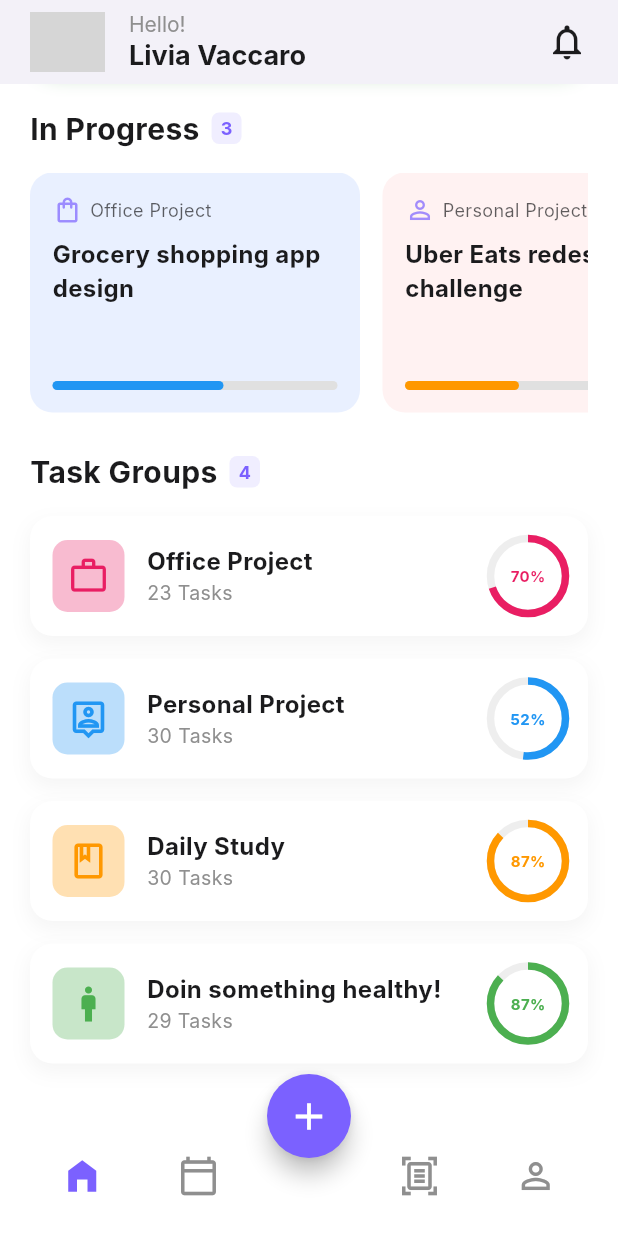
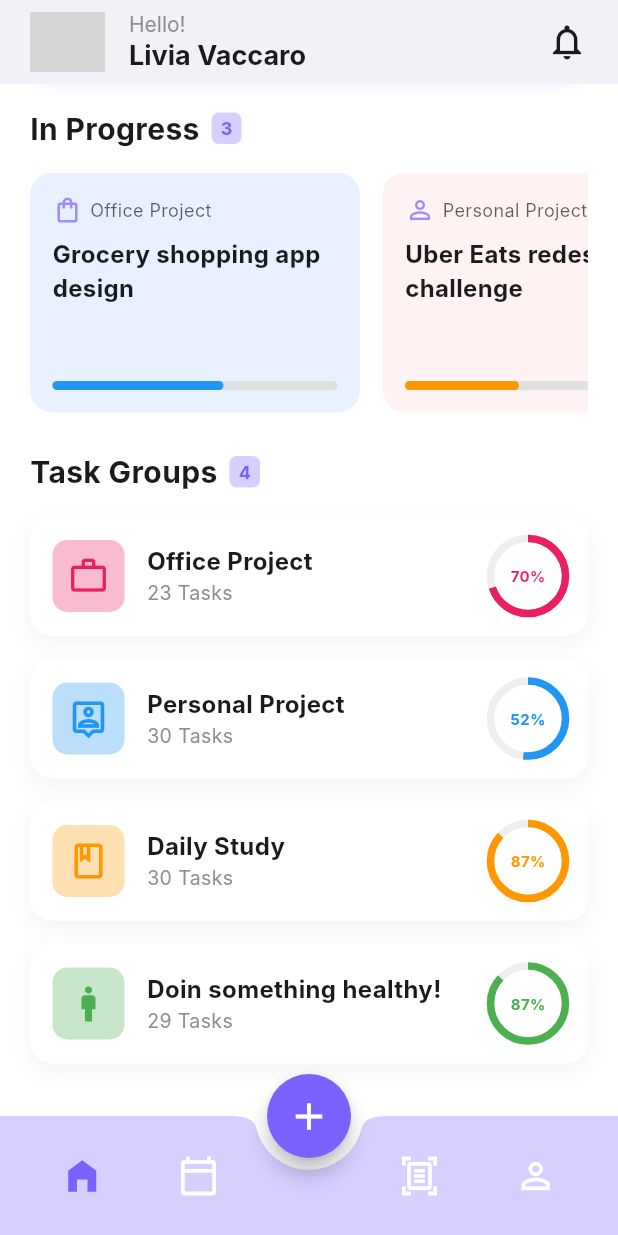
Before and after one commit to Btbach25/Todo_app, a Flutter app: the screen it shows after launch, scrolled down 179 dp, on a phone screen of 412 x 824 dp. Run offline on Flutter 3.47's test engine with Material 3 defaults, Android fonts, the phone set to English and light mode, and no system bars; network calls fail; Roboto replaces fonts that are missing (Inter); grey boxes are pictures that could not be loaded.

Commit message:
Fix : fix color

```diff
--- a/todo_app/lib/app_color.dart
+++ b/todo_app/lib/app_color.dart
@@ -2,7 +2,7 @@ import 'package:flutter/material.dart';
 
 class AppColors {
   static const Color primaryPurple = Color(0xFF7B61FF);
-  static const Color lightPurpleBackground = Color(0xFFF0EEFF);
+  static const Color lightPurpleBackground = Color.fromARGB(255, 213, 208, 255);
   static const Color darkText = Color(0xFF1B1B1D);
   static const Color lightText = Color(0xFF8F8F8F);
   static const Color cardBlueBackground = Color(0xFFE9F0FF);
--- a/todo_app/lib/todo_home.dart
+++ b/todo_app/lib/todo_home.dart
@@ -50,9 +50,9 @@ class _HomePageState extends State<HomePage> {
         "title": "Learning Machine Learing for final test",
         "project": "Study at school",
         "icon": Icons.book,
-        "color": Colors.purpleAccent,
+        "color": Colors.purpleAccent.shade100,
         "progress": 0.4,
-        "progressColor": Colors.purpleAccent.shade100,
+        "progressColor": Colors.purpleAccent.shade200,
       },
   ];
 
@@ -109,7 +109,7 @@ class _HomePageState extends State<HomePage> {
         child: Column(
           crossAxisAlignment: CrossAxisAlignment.start,
           children: [
-            TodayTaskCard(progressPercent: 100),
+            TodayTaskCard(progressPercent: 85),
             const SizedBox(height: 25),
             _buildSectionTitle("In Progress", inProgressTasks.length.toString()),
             const SizedBox(height: 15),
@@ -332,7 +332,7 @@ class _HomePageState extends State<HomePage> {
     return BottomAppBar(
       shape: const CircularNotchedRectangle(),
       notchMargin: 8.0,
-      color: Colors.white,
+      color: AppColors.lightPurpleBackground,
       elevation: 10,
       child: SizedBox(
         height: 60.0,
@@ -341,8 +341,8 @@ class _HomePageState extends State<HomePage> {
           children: <Widget>[
             _buildBottomNavItem(Icons.home_filled, "Home", 0),
             _buildBottomNavItem(Icons.calendar_today_outlined, "Calendar", 1),
-            const SizedBox(width: 40), // Khoảng trống cho FAB
-            _buildBottomNavItem(Icons.document_scanner_outlined, "Docs", 2), // Giả sử icon này
+            const SizedBox(width: 40),
+            _buildBottomNavItem(Icons.document_scanner_outlined, "Docs", 2),
             _buildBottomNavItem(Icons.person_outline, "Profile", 3),
           ],
         ),
@@ -353,7 +353,7 @@ class _HomePageState extends State<HomePage> {
   Widget _buildBottomNavItem(IconData icon, String label, int index) {
     bool isSelected = _selectedIndex == index;
     return IconButton(
-      icon: Icon(icon, color: isSelected ? AppColors.primaryPurple : AppColors.lightText, size: 28),
+      icon: Icon(icon, color: isSelected ? AppColors.primaryPurple : Colors.white, size: 28),
       onPressed: () => _onItemTapped(index),
     );
   }
```
